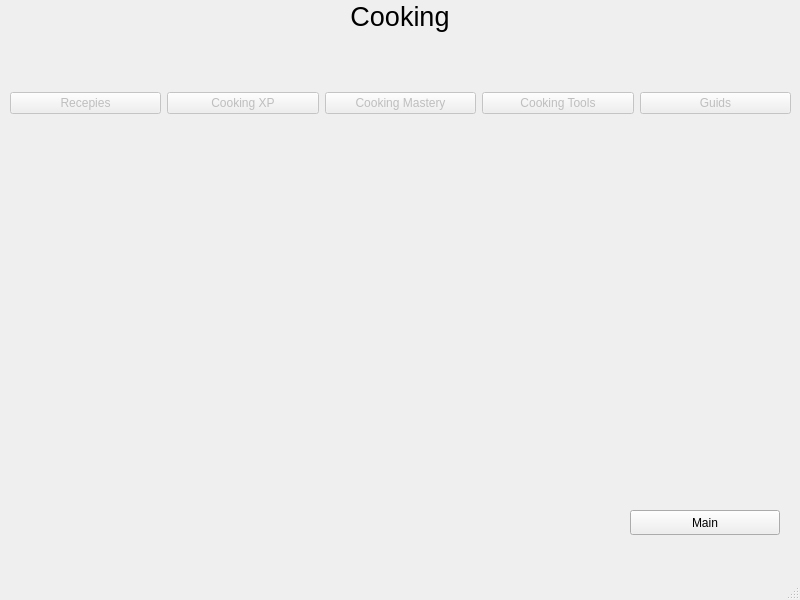
HubertKwiatkowski/BDO_app, file BDO_app/pyqt5_ui/cookingWindow.ui: the form before one commit.
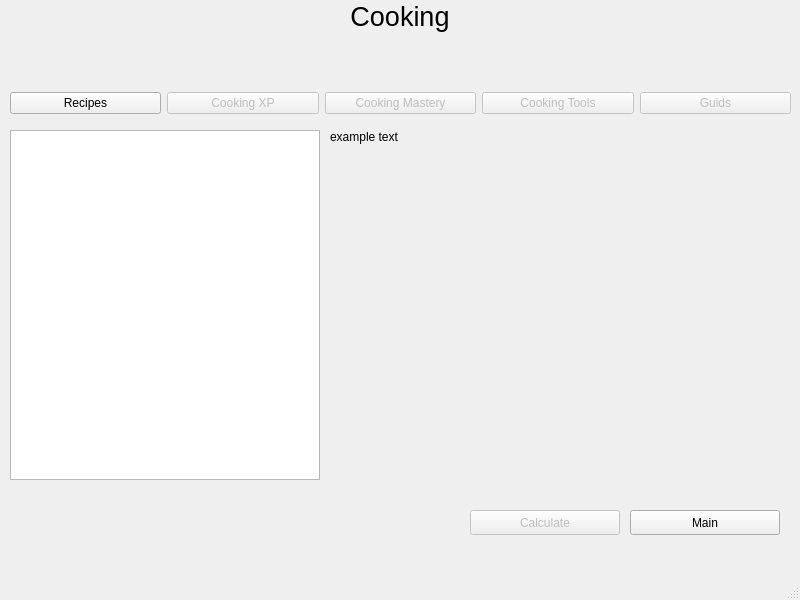
The form after the commit.

Commit message: Cooking recipes added

The edit to the form file:
```diff
--- a/BDO_app/pyqt5_ui/cookingWindow.ui
+++ b/BDO_app/pyqt5_ui/cookingWindow.ui
@@ -75,10 +75,10 @@
      <item row="0" column="0">
       <widget class="QPushButton" name="recepiesButton">
        <property name="enabled">
-        <bool>false</bool>
+        <bool>true</bool>
        </property>
        <property name="text">
-        <string>Recepies</string>
+        <string>Recipes</string>
        </property>
        <property name="flat">
         <bool>false</bool>
@@ -139,6 +139,54 @@
      </item>
     </layout>
    </widget>
+   <widget class="QListWidget" name="cookingList">
+    <property name="geometry">
+     <rect>
+      <x>10</x>
+      <y>130</y>
+      <width>310</width>
+      <height>350</height>
+     </rect>
+    </property>
+   </widget>
+   <widget class="QPushButton" name="calculateButton">
+    <property name="enabled">
+     <bool>false</bool>
+    </property>
+    <property name="geometry">
+     <rect>
+      <x>470</x>
+      <y>510</y>
+      <width>150</width>
+      <height>25</height>
+     </rect>
+    </property>
+    <property name="text">
+     <string>Calculate</string>
+    </property>
+    <property name="flat">
+     <bool>false</bool>
+    </property>
+   </widget>
+   <widget class="QLabel" name="infoLabel">
+    <property name="geometry">
+     <rect>
+      <x>330</x>
+      <y>130</y>
+      <width>450</width>
+      <height>350</height>
+     </rect>
+    </property>
+    <property name="text">
+     <string>example text</string>
+    </property>
+    <property name="alignment">
+     <set>Qt::AlignLeading|Qt::AlignLeft|Qt::AlignTop</set>
+    </property>
+    <property name="wordWrap">
+     <bool>true</bool>
+    </property>
+   </widget>
   </widget>
   <widget class="QMenuBar" name="menubar">
    <property name="geometry">
```
Left out of the diff: 2 changed lines with no effect on the pictures. The commit also changes 8 other files.
